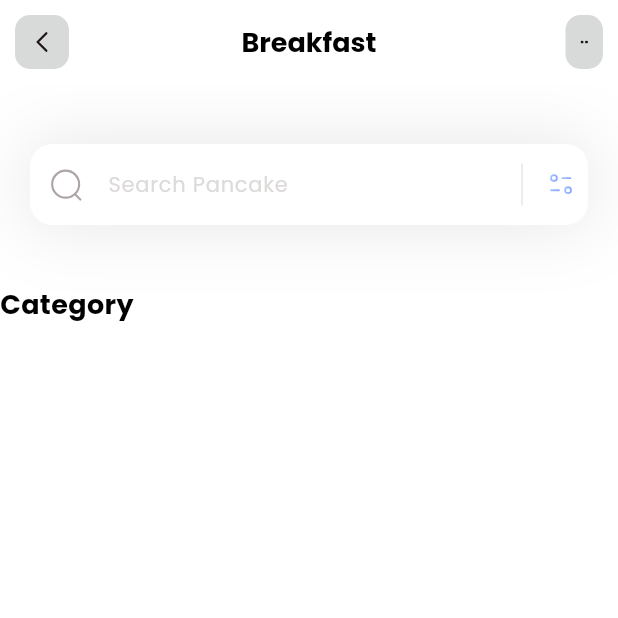
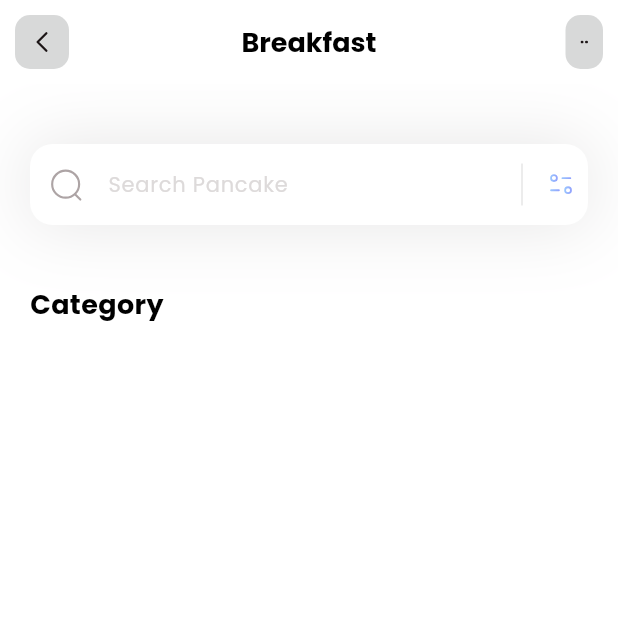
Before and after one commit to ClementPeter/meal_ui, a Flutter app: the screen it shows after launch, on a phone screen of 412 x 824 dp, the top half of it. Run offline on Flutter 3.47's test engine with Material 3 defaults, Android fonts, the light colour scheme and no system bars; our stand-ins replace flutter_svg.

Commit message:
category_section

```diff
--- a/lib/homepage/homepage.dart
+++ b/lib/homepage/homepage.dart
@@ -22,7 +22,12 @@ class _HomePageState extends State<HomePage> {
           const SizedBox(
             height: 40,
           ),
-            const Text(
+          const Column(
+            crossAxisAlignment: CrossAxisAlignment.start,
+            children: [
+              Padding(
+                padding: EdgeInsets.only(left: 20),
+                child: Text(
                   'Category',
                   style: TextStyle(
                     color: Colors.black,
@@ -30,7 +35,11 @@ class _HomePageState extends State<HomePage> {
                     fontWeight: FontWeight.bold,
                   ),
                 ),
+              ),
             ],
-        ));
+          ),
+        ],
+      ),
+    );
   }
 }
```
Lines whose indentation alone changed are shown as unchanged.
